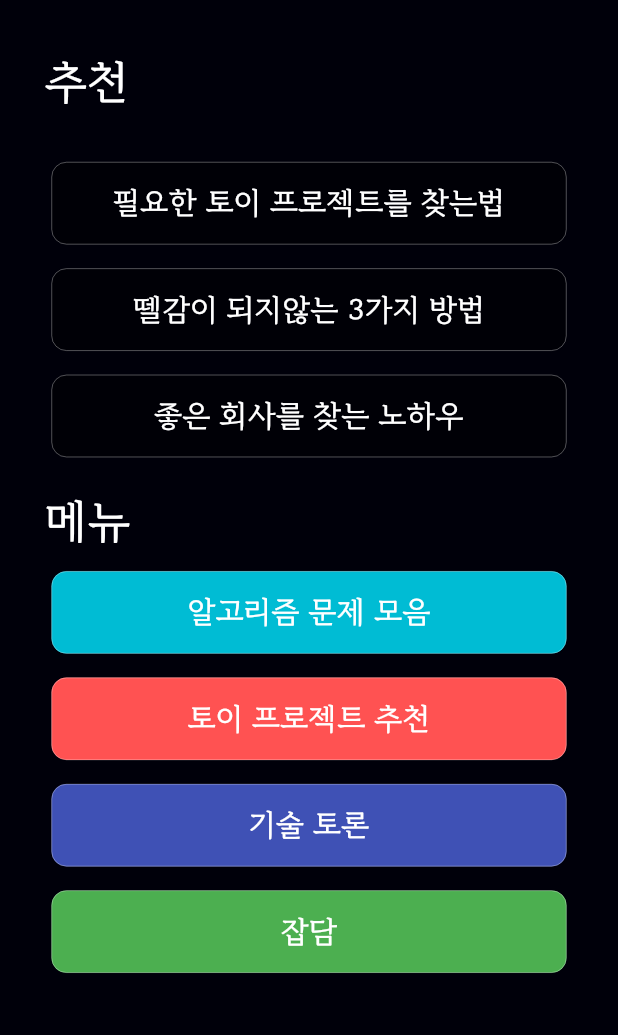
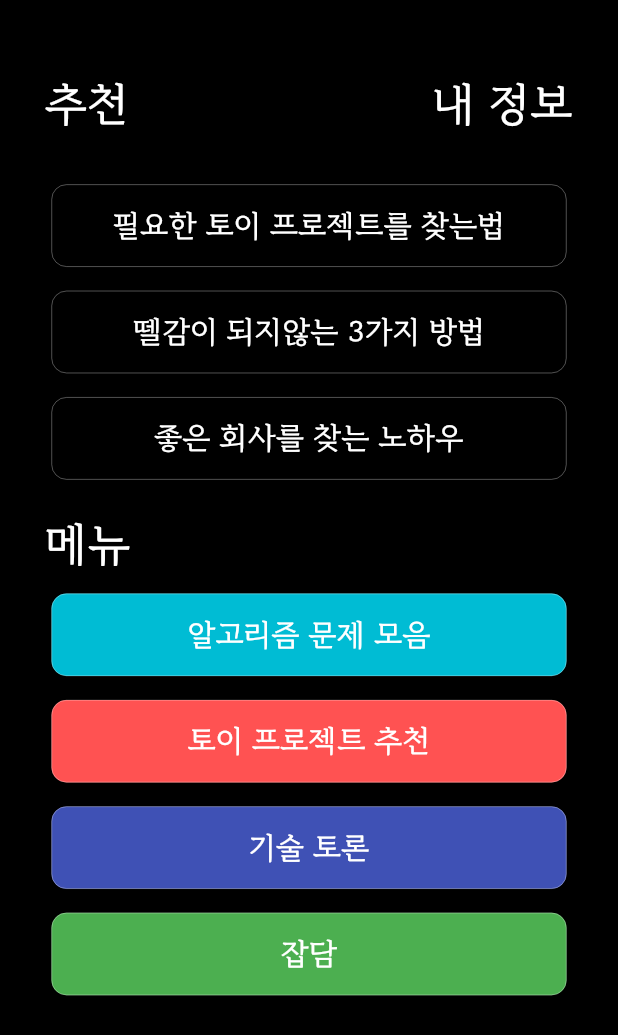
Before and after one commit to LandWhale2/Flutter-Developer_community, a Flutter app: the HomePage screen opened by its route, on a phone screen of 412 x 824 dp. Shown: the top 1035 px of the screen. Run offline on Flutter 3.47's test engine with Material 2 defaults, Android fonts, the phone set to English and light mode, and no system bars; our stand-ins replace dio, fluttertoast, image_picker, shared_preferences; accounts and stored records are empty; network calls fail.

Commit message:
[final] final

```diff
--- a/lib/Page/Board.dart
+++ b/lib/Page/Board.dart
@@ -66,9 +66,6 @@ class _BoardState extends State<Board> {
       body: Container(
         child: Stack(
           children: <Widget>[
-            Container(
-              color: Color.fromRGBO(0, 0, 11, 1),
-            ),
             Column(
               children: <Widget>[
                 SizedBox(height: 20,),
@@ -79,6 +76,7 @@ class _BoardState extends State<Board> {
           ],
         ),
       ),
+      backgroundColor: Colors.black,
     );
   }
 
--- a/lib/Page/WritePage.dart
+++ b/lib/Page/WritePage.dart
@@ -42,8 +42,6 @@ class _WritePageState extends State<WritePage> {
       if(ImageFile != null){
         imagepath = ImageFile.path;
       }
-
-
 
       String addr = '${ServerIp}api/${menu}/';
       var postUri = Uri.parse(addr);
--- a/lib/Page/homepage.dart
+++ b/lib/Page/homepage.dart
@@ -1,6 +1,7 @@
 import 'dart:convert';
 
 import 'package:developercommunity/Page/Board.dart';
+import 'package:developercommunity/Page/ProfilePage.dart';
 import 'package:flutter/material.dart';
 import 'package:http/http.dart' as http;
 import 'dart:async';
@@ -20,25 +21,45 @@ class _HomePageState extends State<HomePage> {
   @override
   Widget build(BuildContext context) {
     return Scaffold(
-      body: Container(
+      backgroundColor: Colors.black,
+      body: SingleChildScrollView(
+        child: Container(
           child: Stack(
             children: <Widget>[
-            Container(
-              color: Color.fromRGBO(0, 0, 10, 1),
-            ),
               Column(
                 children: <Widget>[
-                SizedBox(height: 40,),
+                  SizedBox(height: MediaQuery.of(context).size.height/15,),
                   Row(
+                    mainAxisAlignment: MainAxisAlignment.spaceBetween,
                     children: <Widget>[
-                    SizedBox(width: 30,),
-                    Container(
+                      Padding(
+                        padding: const EdgeInsets.only(left: 30),
+                        child: Container(
                           child: Text(
                             '추천',
                             style: TextStyle(
                               fontSize: MediaQuery.of(context).textScaleFactor*30,
                               color: Colors.white,
                               fontFamily: 'RIDI',
+                            ),
+                          ),
+                        ),
+                      ),
+                      InkWell(
+                        onTap: (){
+                          Navigator.push(context, MaterialPageRoute(builder: (context) => ProfilePage()));
+                        },
+                        child: Padding(
+                          padding: const EdgeInsets.only(right: 30),
+                          child: Container(
+                            child: Text(
+                              '내 정보',
+                              style: TextStyle(
+                                fontSize: MediaQuery.of(context).textScaleFactor*30,
+                                color: Colors.white,
+                                fontFamily: 'RIDI',
+                              ),
+                            ),
                           ),
                         ),
                       ),
@@ -72,6 +93,7 @@ class _HomePageState extends State<HomePage> {
                 ],
               ),
             ],
+          ),
         ),
       ),
     );
```
Also changed, not shown: lib/Page/Content.dart (+28 -9 lines), lib/Page/ProfilePage.dart (added, +166 -0 lines), lib/Page/SignUpPage.dart (+12 -12 lines), 1 other file. Lines whose indentation alone changed are shown as unchanged.
